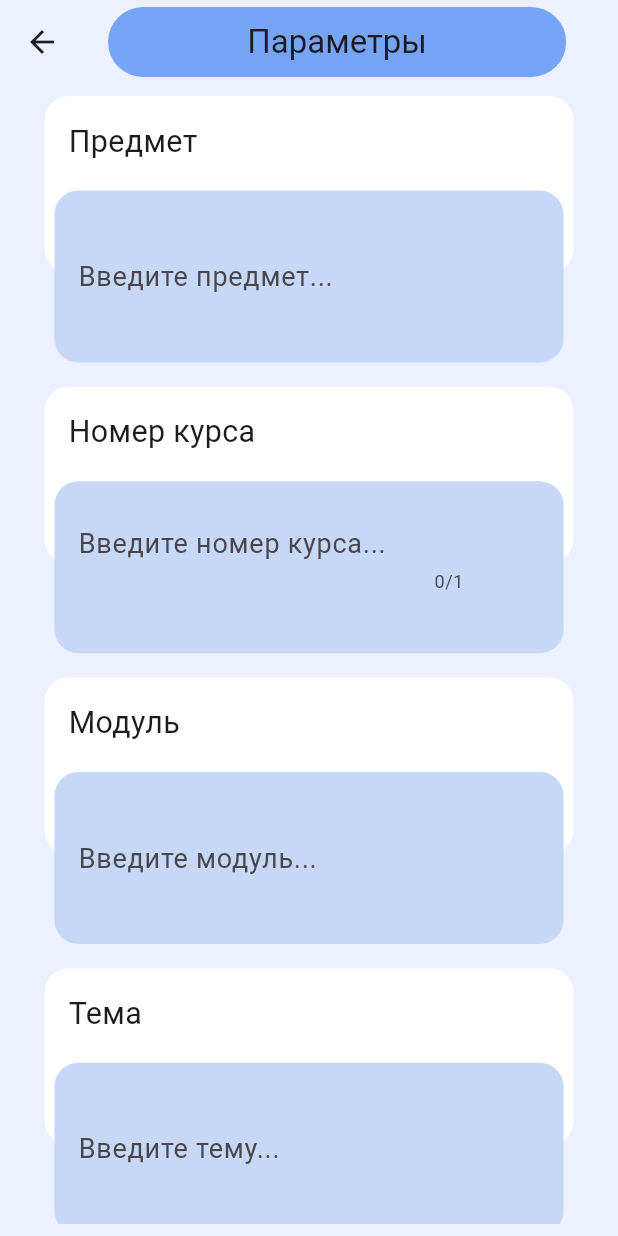
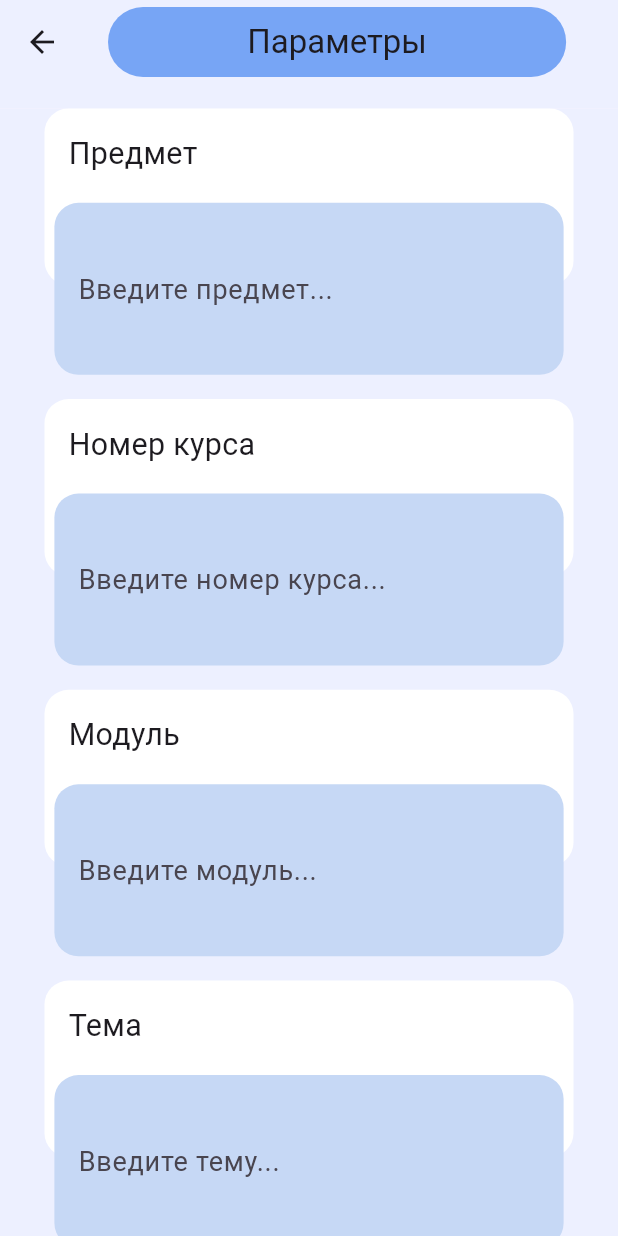
Before and after one commit to megavvve/StudyReady, a Flutter app: the screen it shows after launch, after a tap on "Параметры", on a phone screen of 412 x 824 dp. Run offline on Flutter 3.47's test engine with Material 3 defaults, Android fonts, the phone set to English and light mode, and no system bars; our stand-ins replace flutter_screenutil.

Commit message:
some changes

```diff
--- a/lib/presentation/pages/add_answer/add_answer_screen.dart
+++ b/lib/presentation/pages/add_answer/add_answer_screen.dart
@@ -20,54 +20,50 @@ class _AddAnswerScreenState extends State<AddAnswerScreen> {
   @override
   Widget build(BuildContext context) {
     return Scaffold(
-      appBar: const AppBarWidget(),
-      body: Container(
+        body: CustomScrollView(
+      slivers: [
+        const AppBarWidget(),
+        SliverToBoxAdapter(
+          child: Container(
+            height: 16.h,
             color: backgroundColor,
-        child: Padding(
-          padding: const EdgeInsets.all(8.0),
-          child: CustomScrollView(
-            scrollDirection: Axis.vertical,
-            slivers: [
+          ),
+        ),
         SliverList(
             delegate: SliverChildBuilderDelegate(
           (context, index) {
-                  return Column(
+            return Container(
+              color: backgroundColor,
+              child: Column(
                 children: [
                   const FirstWidget(), // Два прямоугольника(Название вопроса и правильный ответ)
                   SizedBox(
-                        height: 80.h,
+                    height: 65.h,
                   ),
-                      Column(
-                        mainAxisAlignment: MainAxisAlignment.start,
-                        children: [
                   const SecondWidget(), // Прямоугольник 2 (Введите ответ)
                   SizedBox(
-                            height: 20.h,
+                    height: 10.h,
                   ),
                   const ThirdWidget(), //Прямоугольник 3 (Введите ответ)
                   SizedBox(
-                            height: 20.h,
+                    height: 10.h,
                   ),
                   const FourthWidget(), //Прямоугольник 4 (Введите ответ)
                   SizedBox(
-                            height: 50.h,
+                    height: 40.h,
                   ),
                   const OptionsButton(), //кнопка параметры
                   SizedBox(
-                            height: 20.h,
+                    height: 10.h,
                   ),
-                          const AddQuestionButton(), // кнопка добавить вопрос
+                  const AddQuestionButton(),
                 ],
               ),
-                    ],
             );
           },
           childCount: 1,
         ))
       ],
-          ),
-        ),
-      ),
-    );
+    ));
   }
 }
--- a/lib/presentation/pages/add_answer/answer_parametrs_sreen.dart
+++ b/lib/presentation/pages/add_answer/answer_parametrs_sreen.dart
@@ -20,19 +20,22 @@ class _AddAnswerScreenState extends State<AnsParsScreen> {
   @override
   Widget build(BuildContext context) {
     return Scaffold(
-      appBar: const AnsParsAppBarWidget(),
-      body: Container(
-        color: backgroundColor,
-        child: Padding(
-          padding: const EdgeInsets.all(8.0),
-          child: CustomScrollView(
-            semanticChildCount: 1,
+      body: CustomScrollView(
         scrollDirection: Axis.vertical,
         slivers: [
+          const AnsParsAppBarWidget(),
+          SliverToBoxAdapter(
+            child: Container(
+              height: 16.h,
+              color: backgroundColor,
+            ),
+          ),
           SliverList(
             delegate: SliverChildBuilderDelegate(
               (context, index) {
-                    return Column(
+                return Container(
+                  color: backgroundColor,
+                  child: Column(
                     children: [
                       const SubjectWidget(),
                       SizedBox(
@@ -55,7 +58,11 @@ class _AddAnswerScreenState extends State<AnsParsScreen> {
                         height: 75.h,
                       ),
                       const SaveButtonWidget(),
+                       SizedBox(
+                        height: 10.h,
+                      ),
                     ],
+                  ),
                 );
               },
               childCount: 1,
@@ -63,8 +70,6 @@ class _AddAnswerScreenState extends State<AnsParsScreen> {
           ),
         ],
       ),
-        ),
-      ),
     );
   }
 }
--- a/lib/presentation/pages/add_answer/widgets_add_answer/app_bar_1.dart
+++ b/lib/presentation/pages/add_answer/widgets_add_answer/app_bar_1.dart
@@ -2,30 +2,32 @@ import 'package:flutter/material.dart';
 import 'package:flutter_screenutil/flutter_screenutil.dart';
 import 'package:study_ready/utils/app_colors.dart';
 
-class AppBarWidget extends StatelessWidget implements PreferredSizeWidget{
+class AppBarWidget extends StatelessWidget implements PreferredSizeWidget {
   const AppBarWidget({super.key});
 
   @override
   Widget build(BuildContext context) {
-    return AppBar(
+    return SliverAppBar(
+      surfaceTintColor: Colors.transparent,
+      pinned: true,
       backgroundColor: backgroundColor,
-      centerTitle: true,
-      leading: Padding(
-        padding: const EdgeInsets.only(left: 10),
-        child: Icon(
+      leading: IconButton(
+        onPressed: () {},
+        icon: const Icon(
           Icons.menu,
-          size: 40.sp,
         ),
       ),
       title: Container(
-        alignment: Alignment.center,
         width: 278.w,
         height: 46.h,
-        padding: const EdgeInsets.all(10),
+        alignment: Alignment.center,
         decoration: BoxDecoration(
-            color: const Color.fromRGBO(119, 165, 245, 1),
-            borderRadius: BorderRadius.circular(50)),
-        child: const Text('Новый вопрос'),
+            color: const Color(0XFF77A5F5),
+            borderRadius: BorderRadius.circular(16.sp)),
+        child: Text(
+          'Новый вопрос',
+          style: TextStyle(fontSize: 20.sp, fontWeight: FontWeight.w400),
+        ),
       ),
     );
   }
--- a/lib/presentation/pages/add_answer/widgets_add_answer/first_widget.dart
+++ b/lib/presentation/pages/add_answer/widgets_add_answer/first_widget.dart
@@ -17,7 +17,7 @@ class _FirstWidgetState extends State<FirstWidget> {
       children: [
         //белая карточка с названием вопроса
         Container(
-            padding: const EdgeInsets.all(16),
+            padding: EdgeInsets.fromLTRB(16.w, 8.h, 16.w, 0.h),
             alignment: Alignment.topLeft,
             width: 321.w,
             height: 116.h,
@@ -36,9 +36,9 @@ class _FirstWidgetState extends State<FirstWidget> {
 
         //зеленая карточка введите правильный ответ
         Positioned(
-          top: 63,
+          top: 60.sp,
           child: Container(
-            padding: const EdgeInsets.all(8),
+            padding: EdgeInsets.all(8.sp),
             alignment: Alignment.centerLeft,
             width: 309.w,
             height: 113.h,
@@ -59,9 +59,10 @@ class _FirstWidgetState extends State<FirstWidget> {
                 const SizedBox(
                   width: 8,
                 ),
-                SizedBox(
+                Container(
+                  alignment: Alignment.center,
                   width: 241.w,
-                  height: 27.h,
+                  height: 97.h,
                   child: const TextField(
                     textCapitalization: TextCapitalization.sentences,
                     decoration: InputDecoration(
@@ -69,6 +70,7 @@ class _FirstWidgetState extends State<FirstWidget> {
                       border: UnderlineInputBorder(borderSide: BorderSide.none),
                       hintText: 'Введите правильный ответ...',
                       hintStyle: TextStyle(fontSize: 18),
+                      hintMaxLines: 2,
                     ),
                     style: TextStyle(fontSize: 18),
                   ),
--- a/lib/presentation/pages/add_answer/widgets_answer_parametrs/app_bar_2.dart
+++ b/lib/presentation/pages/add_answer/widgets_answer_parametrs/app_bar_2.dart
@@ -8,7 +8,7 @@ class AnsParsAppBarWidget extends StatelessWidget
 
   @override
   Widget build(BuildContext context) {
-    return AppBar(
+    return SliverAppBar(
       backgroundColor: backgroundColor,
       centerTitle: true,
       title: Container(
--- a/lib/presentation/pages/add_answer/widgets_answer_parametrs/complexity_widget.dart
+++ b/lib/presentation/pages/add_answer/widgets_answer_parametrs/complexity_widget.dart
@@ -45,8 +45,6 @@ class _FirstWidgetState extends State<ComplexityWidget> {
               child: const Padding(
                 padding: EdgeInsets.only(left: 8.0),
                 child: TextField(
-                  maxLength: 1,
-                  maxLengthEnforcement: MaxLengthEnforcement.enforced,
                   textCapitalization: TextCapitalization.sentences,
                   keyboardType: TextInputType.number,
                   decoration: InputDecoration(
--- a/lib/presentation/pages/add_answer/widgets_answer_parametrs/number_of_course_widget.dart
+++ b/lib/presentation/pages/add_answer/widgets_answer_parametrs/number_of_course_widget.dart
@@ -45,8 +45,6 @@ class _FirstWidgetState extends State<CourseNumberWidget> {
               child: const Padding(
                 padding: EdgeInsets.only(left: 8.0),
                 child: TextField(
-                  maxLength: 1,
-                  maxLengthEnforcement: MaxLengthEnforcement.enforced,
                   keyboardType: TextInputType.number,
                   decoration: InputDecoration(
                     isCollapsed: true,
```
Also changed, not shown: 1 other file. Lines whose indentation alone changed are shown as unchanged.
